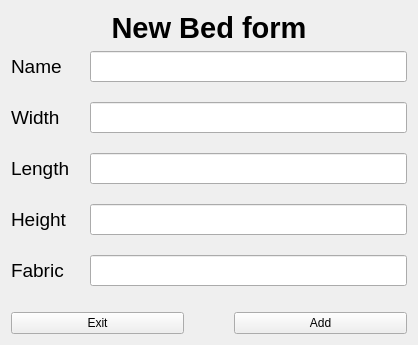
Old version of the form NewBedWidget.ui in the repository lukaszeq7/OldDesign.
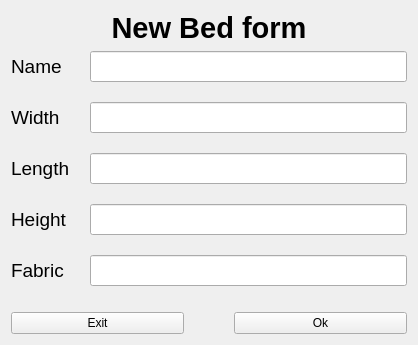
New version of the form.

```diff
--- a/NewBedWidget.ui
+++ b/NewBedWidget.ui
@@ -7,7 +7,7 @@
     <x>0</x>
     <y>0</y>
     <width>418</width>
-    <height>323</height>
+    <height>336</height>
    </rect>
   </property>
   <property name="windowTitle">
@@ -177,7 +177,7 @@
      <item>
       <widget class="QPushButton" name="addButton">
        <property name="text">
-        <string>Add</string>
+        <string>Ok</string>
        </property>
       </widget>
      </item>
```
Left out of the diff: 2 changed lines with no effect on the pictures.
